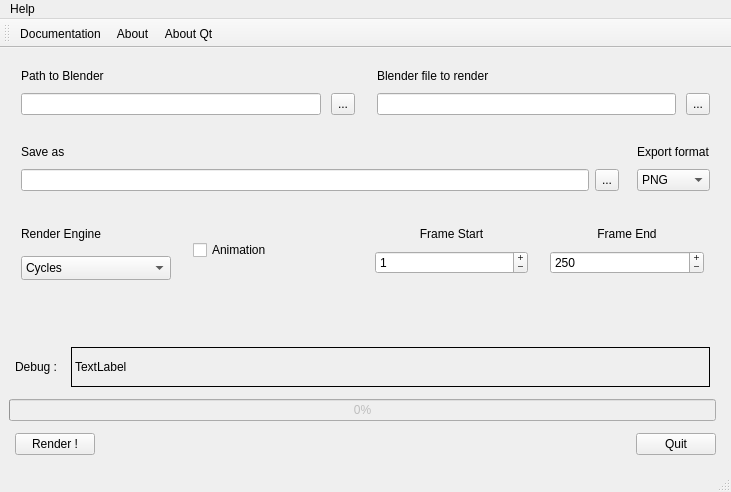
Before: the Qt Designer form mainwindow.ui in Nesakko/BlenderRender, drawn with Qt 5.
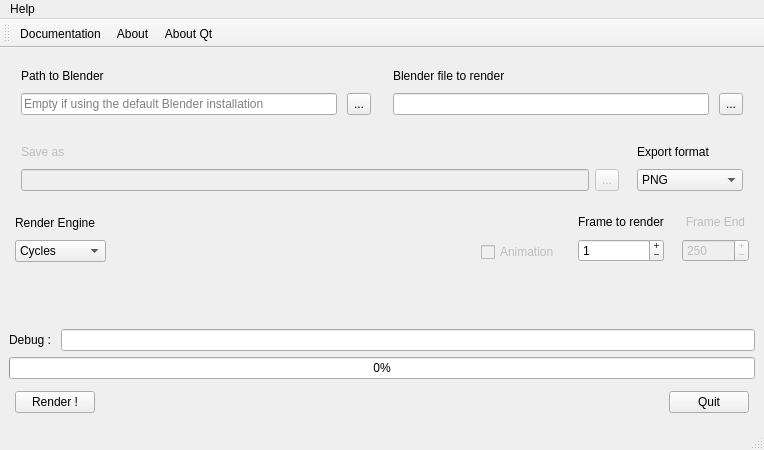
After: the same form once the commit is applied.

Diff of the .ui file:
```diff
--- a/mainwindow.ui
+++ b/mainwindow.ui
@@ -6,14 +6,14 @@
    <rect>
     <x>0</x>
     <y>0</y>
-    <width>731</width>
-    <height>492</height>
+    <width>764</width>
+    <height>450</height>
    </rect>
   </property>
   <property name="minimumSize">
    <size>
-    <width>731</width>
-    <height>492</height>
+    <width>600</width>
+    <height>450</height>
    </size>
   </property>
   <property name="windowTitle">
@@ -29,9 +29,16 @@
    <bool>true</bool>
   </property>
   <widget class="QWidget" name="centralwidget">
-   <layout class="QGridLayout" name="gridLayout_6">
-    <item row="0" column="0" colspan="2">
-     <layout class="QHBoxLayout" name="horizontalLayout">
+   <layout class="QGridLayout" name="gridLayout_4">
+    <item row="4" column="1" colspan="5">
+     <widget class="QLineEdit" name="CommandLine">
+      <property name="text">
+       <string/>
+      </property>
+     </widget>
+    </item>
+    <item row="2" column="3">
+     <layout class="QVBoxLayout" name="verticalLayout_3">
       <property name="spacing">
        <number>10</number>
       </property>
@@ -48,96 +55,31 @@
        <number>6</number>
       </property>
       <item>
-       <layout class="QGridLayout" name="gridLayout_2">
-        <property name="leftMargin">
-         <number>6</number>
+       <widget class="QLabel" name="label_8">
+        <property name="text">
+         <string/>
         </property>
-        <property name="topMargin">
-         <number>6</number>
-        </property>
-        <property name="rightMargin">
-         <number>6</number>
-        </property>
-        <property name="bottomMargin">
-         <number>6</number>
-        </property>
-        <property name="spacing">
-         <number>10</number>
-        </property>
-        <item row="1" column="1">
-         <widget class="QToolButton" name="BlenderPathSelect">
-          <property name="maximumSize">
-           <size>
-            <width>32</width>
-            <height>32</height>
-           </size>
-          </property>
-          <property name="text">
-           <string>...</string>
-          </property>
-         </widget>
-        </item>
-        <item row="1" column="0">
-         <widget class="QLineEdit" name="BlenderPath">
-          <property name="text">
-           <string/>
-          </property>
-         </widget>
-        </item>
-        <item row="0" column="0">
-         <widget class="QLabel" name="label_5">
-          <property name="text">
-           <string>Path to Blender</string>
-          </property>
-         </widget>
-        </item>
-       </layout>
+       </widget>
       </item>
       <item>
-       <layout class="QGridLayout" name="gridLayout">
-        <property name="leftMargin">
-         <number>6</number>
+       <widget class="QCheckBox" name="checkBox">
+        <property name="enabled">
+         <bool>false</bool>
         </property>
-        <property name="topMargin">
-         <number>6</number>
+        <property name="toolTip">
+         <string>&lt;html&gt;&lt;head/&gt;&lt;body&gt;&lt;p&gt;Check if you want to launch an animation rendering&lt;/p&gt;&lt;/body&gt;&lt;/html&gt;</string>
         </property>
-        <property name="rightMargin">
-         <number>6</number>
+        <property name="whatsThis">
+         <string>&lt;html&gt;&lt;head/&gt;&lt;body&gt;&lt;p&gt;Check if you want to launch an animation rendering&lt;/p&gt;&lt;/body&gt;&lt;/html&gt;</string>
         </property>
-        <property name="bottomMargin">
-         <number>6</number>
+        <property name="text">
+         <string>Animation</string>
         </property>
-        <property name="spacing">
-         <number>10</number>
-        </property>
-        <item row="0" column="0">
-         <widget class="QLabel" name="label">
-          <property name="text">
-           <string>Blender file to render</string>
-          </property>
-         </widget>
-        </item>
-        <item row="1" column="0">
-         <widget class="QLineEdit" name="BlendFile"/>
-        </item>
-        <item row="1" column="1">
-         <widget class="QToolButton" name="BlendSelect">
-          <property name="maximumSize">
-           <size>
-            <width>32</width>
-            <height>32</height>
-           </size>
-          </property>
-          <property name="text">
-           <string>...</string>
-          </property>
-         </widget>
-        </item>
-       </layout>
+       </widget>
       </item>
      </layout>
     </item>
-    <item row="1" column="0" colspan="2">
+    <item row="1" column="0" colspan="6">
      <layout class="QHBoxLayout" name="horizontalLayout_4">
       <property name="leftMargin">
        <number>6</number>
@@ -172,10 +114,17 @@
          <number>10</number>
         </property>
         <item row="1" column="0">
-         <widget class="QLineEdit" name="SaveRender"/>
+         <widget class="QLineEdit" name="SaveRender">
+          <property name="enabled">
+           <bool>false</bool>
+          </property>
+         </widget>
         </item>
         <item row="1" column="1">
          <widget class="QToolButton" name="SaveRenderSelect">
+          <property name="enabled">
+           <bool>false</bool>
+          </property>
           <property name="maximumSize">
            <size>
             <width>32</width>
@@ -189,6 +138,9 @@
         </item>
         <item row="0" column="0">
          <widget class="QLabel" name="label_6">
+          <property name="enabled">
+           <bool>false</bool>
+          </property>
           <property name="text">
            <string>Save as</string>
           </property>
@@ -218,6 +170,9 @@
           <property name="text">
            <string>Export format</string>
           </property>
+          <property name="buddy">
+           <cstring>comboBox</cstring>
+          </property>
          </widget>
         </item>
         <item>
@@ -239,21 +194,6 @@
             <string>PNG</string>
            </property>
           </item>
-          <item>
-           <property name="text">
-            <string>BMP</string>
-           </property>
-          </item>
-          <item>
-           <property name="text">
-            <string>Targa</string>
-           </property>
-          </item>
-          <item>
-           <property name="text">
-            <string>TIFF</string>
-           </property>
-          </item>
           <item>
            <property name="text">
             <string>JPEG</string>
@@ -264,322 +204,51 @@
             <string>EXR</string>
            </property>
           </item>
-         </widget>
-        </item>
-       </layout>
-      </item>
-     </layout>
-    </item>
-    <item row="2" column="0" colspan="2">
-     <layout class="QHBoxLayout" name="horizontalLayout_3">
-      <property name="spacing">
-       <number>10</number>
-      </property>
-      <property name="leftMargin">
-       <number>6</number>
-      </property>
-      <property name="topMargin">
-       <number>6</number>
-      </property>
-      <property name="rightMargin">
-       <number>6</number>
-      </property>
-      <property name="bottomMargin">
-       <number>6</number>
-      </property>
-      <item>
-       <layout class="QVBoxLayout" name="verticalLayout_4">
-        <property name="spacing">
-         <number>10</number>
-        </property>
-        <property name="leftMargin">
-         <number>6</number>
-        </property>
-        <property name="topMargin">
-         <number>6</number>
-        </property>
-        <property name="rightMargin">
-         <number>6</number>
-        </property>
-        <property name="bottomMargin">
-         <number>6</number>
-        </property>
-        <item>
-         <widget class="QLabel" name="label_7">
-          <property name="text">
-           <string>Render Engine</string>
-          </property>
-         </widget>
-        </item>
-        <item>
-         <widget class="QComboBox" name="RenderEngine">
-          <property name="minimumSize">
-           <size>
-            <width>0</width>
-            <height>0</height>
-           </size>
-          </property>
-          <property name="maximumSize">
-           <size>
-            <width>150</width>
-            <height>32</height>
-           </size>
-          </property>
           <item>
            <property name="text">
-            <string>Cycles</string>
+            <string>MULTILAYER</string>
            </property>
           </item>
           <item>
            <property name="text">
-            <string>EEVEE</string>
+            <string>BMP</string>
            </property>
           </item>
           <item>
            <property name="text">
-            <string>Workbench</string>
+            <string>TGA</string>
            </property>
           </item>
-         </widget>
-        </item>
-       </layout>
-      </item>
-      <item>
-       <layout class="QGridLayout" name="gridLayout_4">
-        <property name="leftMargin">
-         <number>6</number>
-        </property>
-        <property name="topMargin">
-         <number>6</number>
-        </property>
-        <property name="rightMargin">
-         <number>6</number>
-        </property>
-        <property name="bottomMargin">
-         <number>6</number>
-        </property>
-        <property name="spacing">
-         <number>10</number>
-        </property>
-        <item row="0" column="2">
-         <layout class="QVBoxLayout" name="verticalLayout_2">
-          <property name="spacing">
-           <number>10</number>
-          </property>
-          <property name="leftMargin">
-           <number>6</number>
-          </property>
-          <property name="topMargin">
-           <number>6</number>
-          </property>
-          <property name="rightMargin">
-           <number>6</number>
-          </property>
-          <property name="bottomMargin">
-           <number>6</number>
-          </property>
           <item>
-           <widget class="QLabel" name="label_4">
-            <property name="enabled">
-             <bool>true</bool>
-            </property>
-            <property name="text">
-             <string>Frame End</string>
-            </property>
-            <property name="alignment">
-             <set>Qt::AlignCenter</set>
-            </property>
-            <property name="wordWrap">
-             <bool>false</bool>
-            </property>
-            <property name="textInteractionFlags">
-             <set>Qt::LinksAccessibleByMouse</set>
-            </property>
-           </widget>
+           <property name="text">
+            <string>RAWTGA</string>
+           </property>
           </item>
           <item>
-           <widget class="QSpinBox" name="frameEnd">
-            <property name="enabled">
-             <bool>true</bool>
-            </property>
-            <property name="minimumSize">
-             <size>
-              <width>0</width>
-              <height>0</height>
-             </size>
-            </property>
-            <property name="toolTip">
-             <string>&lt;html&gt;&lt;head/&gt;&lt;body&gt;&lt;p&gt;Corresponds to the last frame to render for an animation&lt;/p&gt;&lt;/body&gt;&lt;/html&gt;</string>
-            </property>
-            <property name="whatsThis">
-             <string>&lt;html&gt;&lt;head/&gt;&lt;body&gt;&lt;p&gt;Corresponds to the last frame to render for an animation&lt;/p&gt;&lt;/body&gt;&lt;/html&gt;</string>
-            </property>
-            <property name="buttonSymbols">
-             <enum>QAbstractSpinBox::PlusMinus</enum>
-            </property>
-            <property name="maximum">
-             <number>100000</number>
-            </property>
-            <property name="value">
-             <number>250</number>
-            </property>
-            <property name="displayIntegerBase">
-             <number>10</number>
-            </property>
-           </widget>
+           <property name="text">
+            <string>TIFF</string>
+           </property>
           </item>
-         </layout>
-        </item>
-        <item row="0" column="0">
-         <widget class="QCheckBox" name="checkBox">
-          <property name="enabled">
-           <bool>true</bool>
-          </property>
-          <property name="toolTip">
-           <string>&lt;html&gt;&lt;head/&gt;&lt;body&gt;&lt;p&gt;Check if you want to launch an animation rendering&lt;/p&gt;&lt;/body&gt;&lt;/html&gt;</string>
-          </property>
-          <property name="whatsThis">
-           <string>&lt;html&gt;&lt;head/&gt;&lt;body&gt;&lt;p&gt;Check if you want to launch an animation rendering&lt;/p&gt;&lt;/body&gt;&lt;/html&gt;</string>
-          </property>
-          <property name="text">
-           <string>Animation</string>
-          </property>
-         </widget>
-        </item>
-        <item row="0" column="1">
-         <layout class="QGridLayout" name="gridLayout_5">
-          <property name="leftMargin">
-           <number>6</number>
-          </property>
-          <property name="topMargin">
-           <number>6</number>
-          </property>
-          <property name="rightMargin">
-           <number>6</number>
-          </property>
-          <property name="bottomMargin">
-           <number>6</number>
-          </property>
-          <property name="spacing">
-           <number>10</number>
-          </property>
-          <item row="0" column="0">
-           <widget class="QLabel" name="label_2">
-            <property name="text">
-             <string>Frame Start</string>
-            </property>
-            <property name="alignment">
-             <set>Qt::AlignCenter</set>
-            </property>
-            <property name="wordWrap">
-             <bool>false</bool>
-            </property>
-            <property name="textInteractionFlags">
-             <set>Qt::LinksAccessibleByMouse</set>
-            </property>
-           </widget>
+          <item>
+           <property name="text">
+            <string>HDR</string>
+           </property>
           </item>
-          <item row="1" column="0">
-           <widget class="QSpinBox" name="frameStart">
-            <property name="minimumSize">
-             <size>
-              <width>0</width>
-              <height>0</height>
-             </size>
-            </property>
-            <property name="toolTip">
-             <string>&lt;html&gt;&lt;head/&gt;&lt;body&gt;&lt;p&gt;Corresponds to the start frame to render for an animation&lt;/p&gt;&lt;p&gt;or defines the frame to render in case of single image render.&lt;/p&gt;&lt;/body&gt;&lt;/html&gt;</string>
-            </property>
-            <property name="whatsThis">
-             <string>&lt;html&gt;&lt;head/&gt;&lt;body&gt;&lt;p&gt;Corresponds to the start frame to render for an animation&lt;/p&gt;&lt;p&gt;or defines the frame to render in case of single image render.&lt;/p&gt;&lt;/body&gt;&lt;/html&gt;</string>
-            </property>
-            <property name="buttonSymbols">
-             <enum>QAbstractSpinBox::PlusMinus</enum>
-            </property>
-            <property name="maximum">
-             <number>100000</number>
-            </property>
-            <property name="value">
-             <number>1</number>
-            </property>
-            <property name="displayIntegerBase">
-             <number>10</number>
-            </property>
-           </widget>
+          <item>
+           <property name="text">
+            <string>JP2</string>
+           </property>
           </item>
-         </layout>
+         </widget>
         </item>
        </layout>
       </item>
      </layout>
     </item>
-    <item row="4" column="0">
-     <layout class="QHBoxLayout" name="horizontalLayout_5">
-      <property name="spacing">
-       <number>10</number>
-      </property>
-      <property name="leftMargin">
-       <number>6</number>
-      </property>
-      <property name="topMargin">
-       <number>6</number>
-      </property>
-      <property name="rightMargin">
-       <number>6</number>
-      </property>
-      <property name="bottomMargin">
-       <number>6</number>
-      </property>
-      <item>
-       <widget class="QLabel" name="label_9">
-        <property name="sizePolicy">
-         <sizepolicy hsizetype="Maximum" vsizetype="Preferred">
-          <horstretch>0</horstretch>
-          <verstretch>0</verstretch>
-         </sizepolicy>
-        </property>
-        <property name="text">
-         <string>Debug : </string>
-        </property>
-       </widget>
-      </item>
-      <item>
-       <widget class="QLabel" name="CommandLine">
-        <property name="sizePolicy">
-         <sizepolicy hsizetype="MinimumExpanding" vsizetype="Fixed">
-          <horstretch>0</horstretch>
-          <verstretch>0</verstretch>
-         </sizepolicy>
-        </property>
-        <property name="minimumSize">
-         <size>
-          <width>32</width>
-          <height>40</height>
-         </size>
-        </property>
-        <property name="frameShape">
-         <enum>QFrame::Box</enum>
-        </property>
-        <property name="frameShadow">
-         <enum>QFrame::Plain</enum>
-        </property>
-        <property name="midLineWidth">
-         <number>0</number>
-        </property>
-        <property name="text">
-         <string>TextLabel</string>
-        </property>
-        <property name="textInteractionFlags">
-         <set>Qt::LinksAccessibleByMouse|Qt::TextSelectableByKeyboard|Qt::TextSelectableByMouse</set>
-        </property>
-       </widget>
-      </item>
-     </layout>
-    </item>
-    <item row="5" column="0">
+    <item row="5" column="0" colspan="6">
      <widget class="QProgressBar" name="progressBar">
       <property name="enabled">
-       <bool>false</bool>
+       <bool>true</bool>
       </property>
       <property name="value">
        <number>0</number>
@@ -589,7 +258,7 @@
       </property>
      </widget>
     </item>
-    <item row="6" column="0" colspan="2">
+    <item row="6" column="0" colspan="6">
      <layout class="QHBoxLayout" name="horizontalLayout_2">
       <property name="spacing">
        <number>10</number>
@@ -653,7 +322,293 @@
       </item>
      </layout>
     </item>
-    <item row="3" column="0">
+    <item row="2" column="5">
+     <layout class="QVBoxLayout" name="verticalLayout_2">
+      <property name="spacing">
+       <number>10</number>
+      </property>
+      <property name="leftMargin">
+       <number>6</number>
+      </property>
+      <property name="topMargin">
+       <number>6</number>
+      </property>
+      <property name="rightMargin">
+       <number>6</number>
+      </property>
+      <property name="bottomMargin">
+       <number>6</number>
+      </property>
+      <item>
+       <widget class="QLabel" name="label_4">
+        <property name="enabled">
+         <bool>false</bool>
+        </property>
+        <property name="text">
+         <string>Frame End</string>
+        </property>
+        <property name="alignment">
+         <set>Qt::AlignCenter</set>
+        </property>
+        <property name="wordWrap">
+         <bool>false</bool>
+        </property>
+        <property name="textInteractionFlags">
+         <set>Qt::LinksAccessibleByMouse</set>
+        </property>
+        <property name="buddy">
+         <cstring>frameEnd</cstring>
+        </property>
+       </widget>
+      </item>
+      <item>
+       <widget class="QSpinBox" name="frameEnd">
+        <property name="enabled">
+         <bool>false</bool>
+        </property>
+        <property name="minimumSize">
+         <size>
+          <width>0</width>
+          <height>0</height>
+         </size>
+        </property>
+        <property name="toolTip">
+         <string>&lt;html&gt;&lt;head/&gt;&lt;body&gt;&lt;p&gt;Corresponds to the last frame to render for an animation&lt;/p&gt;&lt;/body&gt;&lt;/html&gt;</string>
+        </property>
+        <property name="whatsThis">
+         <string>&lt;html&gt;&lt;head/&gt;&lt;body&gt;&lt;p&gt;Corresponds to the last frame to render for an animation&lt;/p&gt;&lt;/body&gt;&lt;/html&gt;</string>
+        </property>
+        <property name="buttonSymbols">
+         <enum>QAbstractSpinBox::PlusMinus</enum>
+        </property>
+        <property name="maximum">
+         <number>100000</number>
+        </property>
+        <property name="value">
+         <number>250</number>
+        </property>
+        <property name="displayIntegerBase">
+         <number>10</number>
+        </property>
+       </widget>
+      </item>
+     </layout>
+    </item>
+    <item row="0" column="0" colspan="6">
+     <layout class="QHBoxLayout" name="horizontalLayout">
+      <property name="spacing">
+       <number>10</number>
+      </property>
+      <property name="leftMargin">
+       <number>6</number>
+      </property>
+      <property name="topMargin">
+       <number>6</number>
+      </property>
+      <property name="rightMargin">
+       <number>6</number>
+      </property>
+      <property name="bottomMargin">
+       <number>6</number>
+      </property>
+      <item>
+       <layout class="QGridLayout" name="gridLayout_2">
+        <property name="leftMargin">
+         <number>6</number>
+        </property>
+        <property name="topMargin">
+         <number>6</number>
+        </property>
+        <property name="rightMargin">
+         <number>6</number>
+        </property>
+        <property name="bottomMargin">
+         <number>6</number>
+        </property>
+        <property name="spacing">
+         <number>10</number>
+        </property>
+        <item row="1" column="0">
+         <widget class="QLineEdit" name="BlenderPath">
+          <property name="toolTip">
+           <string>&lt;html&gt;&lt;head/&gt;&lt;body&gt;&lt;p&gt;If you want to use your default Blender installation and if Blender is already added to your PATH directory, leave this option empty&lt;/p&gt;&lt;/body&gt;&lt;/html&gt;</string>
+          </property>
+          <property name="text">
+           <string/>
+          </property>
+          <property name="placeholderText">
+           <string>Empty if using the default Blender installation</string>
+          </property>
+         </widget>
+        </item>
+        <item row="0" column="0">
+         <widget class="QLabel" name="label_5">
+          <property name="text">
+           <string>Path to Blender</string>
+          </property>
+          <property name="buddy">
+           <cstring>BlenderPath</cstring>
+          </property>
+         </widget>
+        </item>
+        <item row="1" column="1">
+         <widget class="QToolButton" name="BlenderPathSelect">
+          <property name="maximumSize">
+           <size>
+            <width>32</width>
+            <height>32</height>
+           </size>
+          </property>
+          <property name="text">
+           <string>...</string>
+          </property>
+         </widget>
+        </item>
+       </layout>
+      </item>
+      <item>
+       <layout class="QGridLayout" name="gridLayout">
+        <property name="leftMargin">
+         <number>6</number>
+        </property>
+        <property name="topMargin">
+         <number>6</number>
+        </property>
+        <property name="rightMargin">
+         <number>6</number>
+        </property>
+        <property name="bottomMargin">
+         <number>6</number>
+        </property>
+        <property name="spacing">
+         <number>10</number>
+        </property>
+        <item row="0" column="0">
+         <widget class="QLabel" name="label">
+          <property name="text">
+           <string>Blender file to render</string>
+          </property>
+          <property name="buddy">
+           <cstring>BlendFile</cstring>
+          </property>
+         </widget>
+        </item>
+        <item row="1" column="0">
+         <widget class="QLineEdit" name="BlendFile"/>
+        </item>
+        <item row="1" column="1">
+         <widget class="QToolButton" name="BlendSelect">
+          <property name="maximumSize">
+           <size>
+            <width>32</width>
+            <height>32</height>
+           </size>
+          </property>
+          <property name="text">
+           <string>...</string>
+          </property>
+         </widget>
+        </item>
+       </layout>
+      </item>
+     </layout>
+    </item>
+    <item row="4" column="0">
+     <widget class="QLabel" name="label_9">
+      <property name="sizePolicy">
+       <sizepolicy hsizetype="Maximum" vsizetype="Preferred">
+        <horstretch>0</horstretch>
+        <verstretch>0</verstretch>
+       </sizepolicy>
+      </property>
+      <property name="text">
+       <string>Debug : </string>
+      </property>
+     </widget>
+    </item>
+    <item row="2" column="4">
+     <layout class="QGridLayout" name="gridLayout_5">
+      <property name="leftMargin">
+       <number>6</number>
+      </property>
+      <property name="topMargin">
+       <number>6</number>
+      </property>
+      <property name="rightMargin">
+       <number>6</number>
+      </property>
+      <property name="bottomMargin">
+       <number>6</number>
+      </property>
+      <property name="spacing">
+       <number>10</number>
+      </property>
+      <item row="0" column="0">
+       <widget class="QLabel" name="label_2">
+        <property name="text">
+         <string>Frame to render</string>
+        </property>
+        <property name="alignment">
+         <set>Qt::AlignCenter</set>
+        </property>
+        <property name="wordWrap">
+         <bool>false</bool>
+        </property>
+        <property name="textInteractionFlags">
+         <set>Qt::LinksAccessibleByMouse</set>
+        </property>
+        <property name="buddy">
+         <cstring>frameStart</cstring>
+        </property>
+       </widget>
+      </item>
+      <item row="1" column="0">
+       <widget class="QSpinBox" name="frameStart">
+        <property name="minimumSize">
+         <size>
+          <width>0</width>
+          <height>0</height>
+         </size>
+        </property>
+        <property name="toolTip">
+         <string>&lt;html&gt;&lt;head/&gt;&lt;body&gt;&lt;p&gt;Corresponds to the start frame to render for an animation&lt;/p&gt;&lt;p&gt;or defines the frame to render in case of single image render.&lt;/p&gt;&lt;/body&gt;&lt;/html&gt;</string>
+        </property>
+        <property name="whatsThis">
+         <string>&lt;html&gt;&lt;head/&gt;&lt;body&gt;&lt;p&gt;Corresponds to the start frame to render for an animation&lt;/p&gt;&lt;p&gt;or defines the frame to render in case of single image render.&lt;/p&gt;&lt;/body&gt;&lt;/html&gt;</string>
+        </property>
+        <property name="buttonSymbols">
+         <enum>QAbstractSpinBox::PlusMinus</enum>
+        </property>
+        <property name="maximum">
+         <number>100000</number>
+        </property>
+        <property name="value">
+         <number>1</number>
+        </property>
+        <property name="displayIntegerBase">
+         <number>10</number>
+        </property>
+       </widget>
+      </item>
+     </layout>
+    </item>
+    <item row="2" column="2">
+     <spacer name="horizontalSpacer_2">
+      <property name="orientation">
+       <enum>Qt::Horizontal</enum>
+      </property>
+      <property name="sizeType">
+       <enum>QSizePolicy::MinimumExpanding</enum>
+      </property>
+      <property name="sizeHint" stdset="0">
+       <size>
+        <width>20</width>
+        <height>20</height>
+       </size>
+      </property>
+     </spacer>
+    </item>
+    <item row="3" column="3" colspan="3">
      <spacer name="verticalSpacer">
       <property name="orientation">
        <enum>Qt::Vertical</enum>
@@ -669,6 +624,66 @@
       </property>
      </spacer>
     </item>
+    <item row="2" column="0" colspan="2">
+     <layout class="QVBoxLayout" name="verticalLayout_4">
+      <property name="spacing">
+       <number>10</number>
+      </property>
+      <property name="leftMargin">
+       <number>6</number>
+      </property>
+      <property name="topMargin">
+       <number>6</number>
+      </property>
+      <property name="rightMargin">
+       <number>6</number>
+      </property>
+      <property name="bottomMargin">
+       <number>6</number>
+      </property>
+      <item>
+       <widget class="QLabel" name="label_7">
+        <property name="text">
+         <string>Render Engine</string>
+        </property>
+        <property name="buddy">
+         <cstring>RenderEngine</cstring>
+        </property>
+       </widget>
+      </item>
+      <item>
+       <widget class="QComboBox" name="RenderEngine">
+        <property name="minimumSize">
+         <size>
+          <width>0</width>
+          <height>0</height>
+         </size>
+        </property>
+        <property name="maximumSize">
+         <size>
+          <width>150</width>
+          <height>32</height>
+         </size>
+        </property>
+        <item>
+         <property name="text">
+          <string>Cycles</string>
+         </property>
+        </item>
+        <item>
+         <property name="text">
+          <string>EEVEE</string>
+         </property>
+        </item>
+        <item>
+         <property name="text">
+          <string>Workbench</string>
+         </property>
+        </item>
+       </widget>
+      </item>
+     </layout>
+    </item>
    </layout>
   </widget>
   <widget class="QMenuBar" name="menubar">
@@ -676,7 +691,7 @@
     <rect>
      <x>0</x>
      <y>0</y>
-     <width>731</width>
+     <width>764</width>
      <height>23</height>
     </rect>
    </property>
@@ -701,6 +716,9 @@
    <property name="windowTitle">
     <string>toolBar</string>
    </property>
+   <property name="locale">
+    <locale language="French" country="France"/>
+   </property>
    <attribute name="toolBarArea">
     <enum>TopToolBarArea</enum>
    </attribute>
```
Left out of the diff: 36 changed lines with no effect on the pictures.
